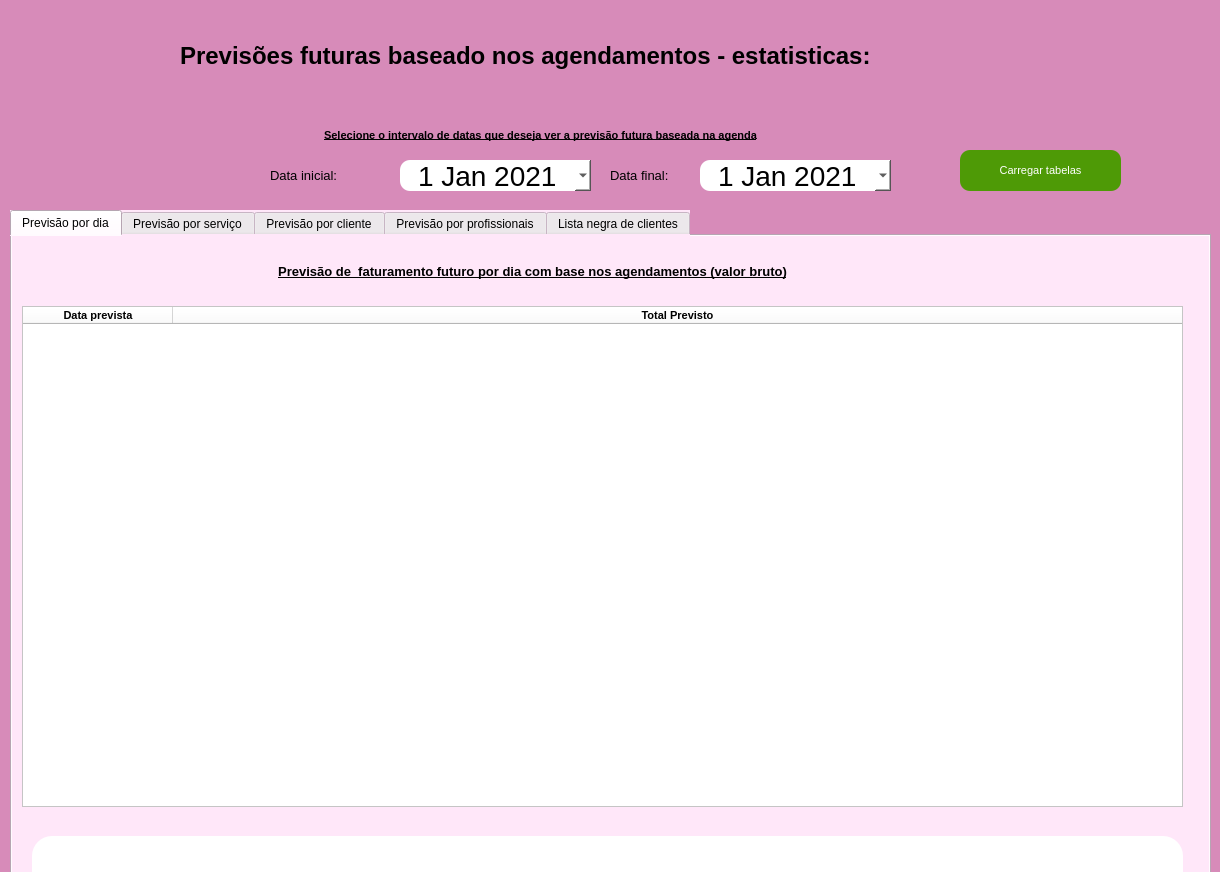
Old version of the form telas_duda/estatisticas_ag_futuro.ui in the repository JVwolfart/PROJETO-SALAO-JOVEM-PROGRAMADOR.
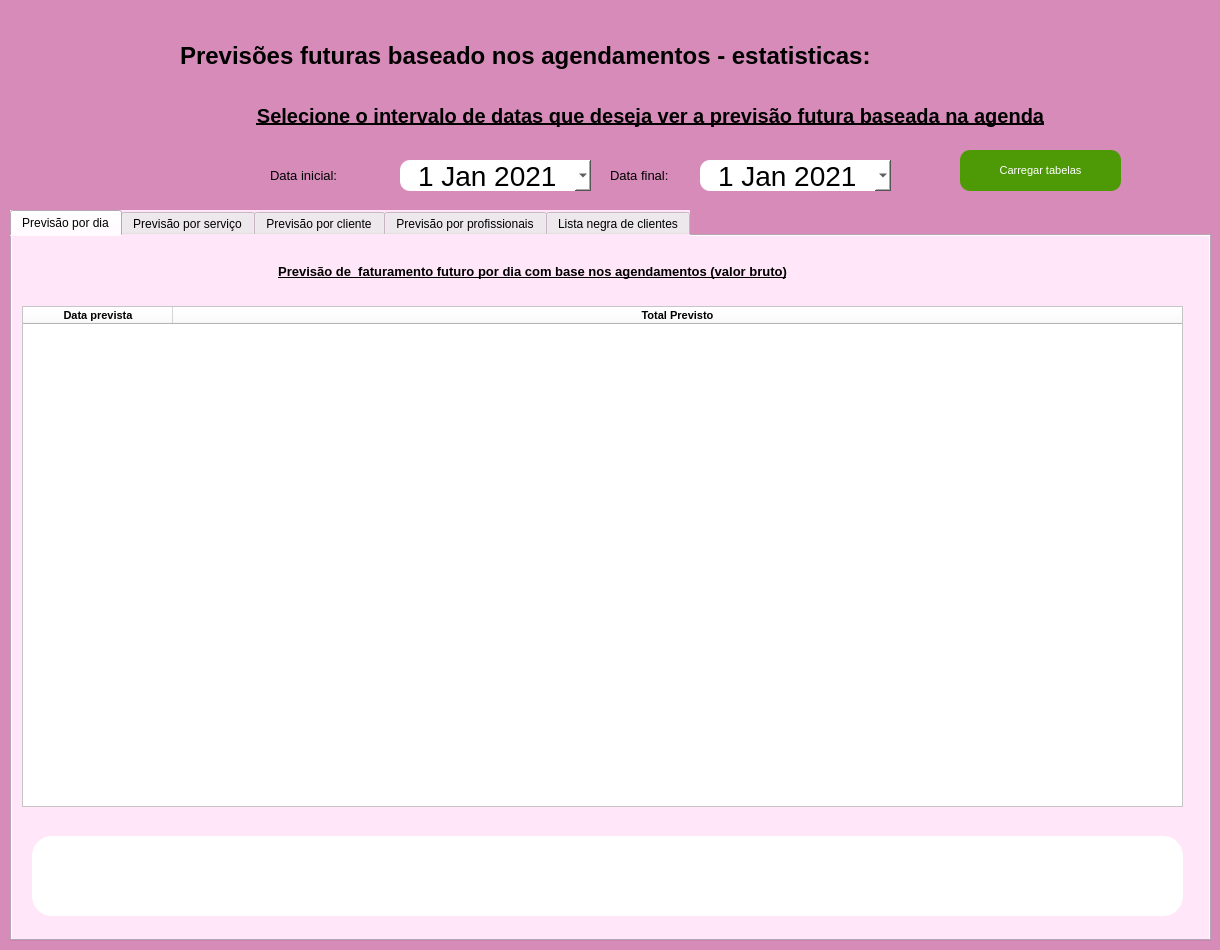
New version of the form. The open tabs and pages were chosen to show the change. Icons and pictures are not drawn.

The edit to the form file:
```diff
--- a/telas_duda/estatisticas_ag_futuro.ui
+++ b/telas_duda/estatisticas_ag_futuro.ui
@@ -13,19 +13,19 @@
     <x>0</x>
     <y>0</y>
     <width>1220</width>
-    <height>872</height>
+    <height>950</height>
    </rect>
   </property>
   <property name="minimumSize">
    <size>
     <width>1220</width>
-    <height>872</height>
+    <height>950</height>
    </size>
   </property>
   <property name="maximumSize">
    <size>
     <width>1220</width>
-    <height>872</height>
+    <height>950</height>
    </size>
   </property>
   <property name="font">
@@ -1181,15 +1181,15 @@
    <widget class="QLabel" name="label_10">
     <property name="geometry">
      <rect>
-      <x>250</x>
-      <y>120</y>
-      <width>581</width>
+      <x>120</x>
+      <y>100</y>
+      <width>1061</width>
       <height>31</height>
      </rect>
     </property>
     <property name="font">
      <font>
-      <pointsize>8</pointsize>
+      <pointsize>15</pointsize>
       <weight>75</weight>
       <bold>true</bold>
       <underline>true</underline>
```
Left out of the diff: 2 changed lines with no effect on the pictures.
